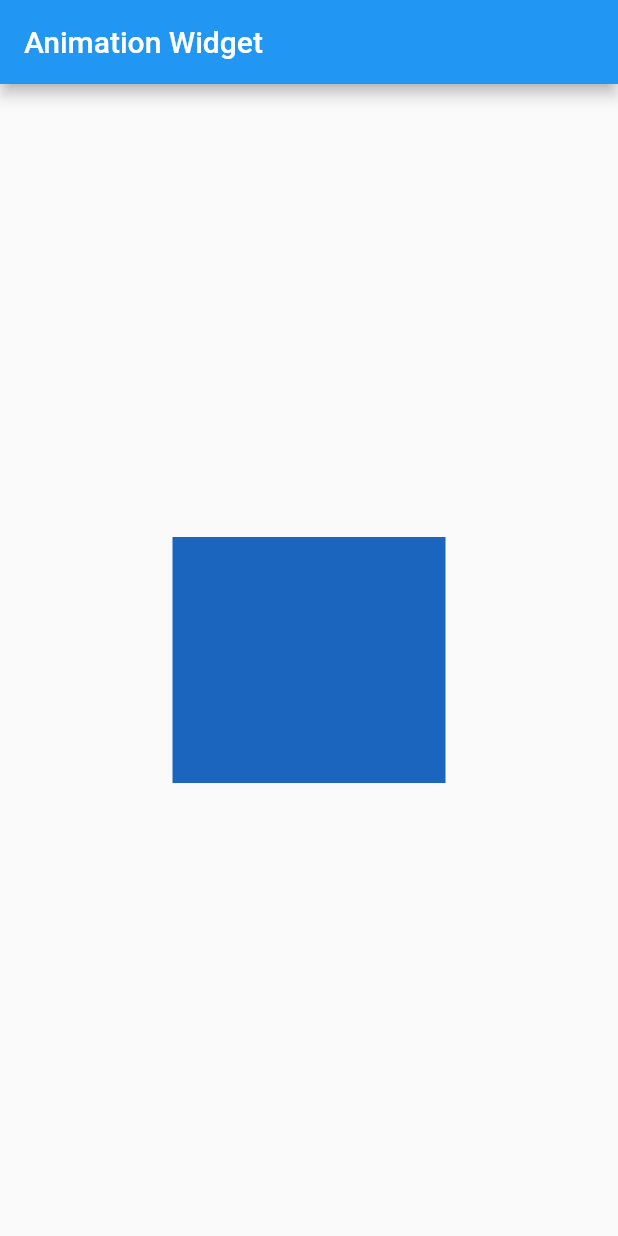
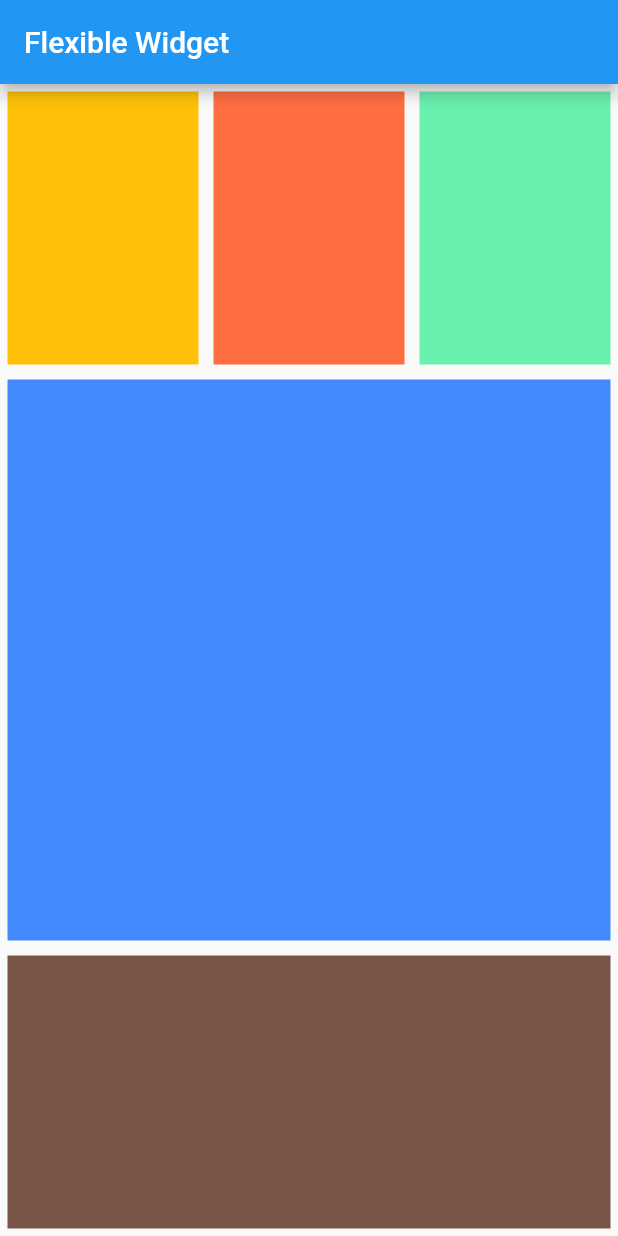
Before and after one commit to zaenury/flutter_apps, a Flutter app: the screen it shows after launch, on a phone screen of 412 x 824 dp. Run offline on Flutter 3.47's test engine with Material 2 defaults, Android fonts, the phone set to English and light mode, and no system bars.

Commit message:
flexible widget

```diff
--- a/lib/main.dart
+++ b/lib/main.dart
@@ -3,7 +3,66 @@ import 'dart:math';
 import 'package:flutter/material.dart';
 
 void main() {
-  runApp(new AnimationOnContainer());
+  runApp(new FlexibleWidgetApp());
+}
+
+class FlexibleWidgetApp extends StatelessWidget {
+  @override
+  Widget build(BuildContext context) {
+    return MaterialApp(
+      home: Scaffold(
+        appBar: AppBar(
+          title: Text("Flexible Widget"),
+        ),
+        body: Column(
+          children: <Widget>[
+            Flexible(
+              flex: 1,
+              child: Row(
+                children: <Widget>[
+                  Flexible(
+                    flex: 1,
+                    child: Container(
+                      color: Colors.amber,
+                      margin: EdgeInsets.all(5),
+                    ),
+                  ),
+                  Flexible(
+                    flex: 1,
+                    child: Container(
+                      color: Colors.deepOrangeAccent,
+                      margin: EdgeInsets.all(5),
+                    ),
+                  ),
+                  Flexible(
+                    flex: 1,
+                    child: Container(
+                      color: Colors.greenAccent,
+                      margin: EdgeInsets.all(5),
+                    ),
+                  ),
+                ],
+              ),
+            ),
+            Flexible(
+              flex: 2,
+              child: Container(
+                color: Colors.blueAccent,
+                margin: EdgeInsets.all(5),
+              ),
+            ),
+            Flexible(
+              flex: 1,
+              child: Container(
+                color: Colors.brown,
+                margin: EdgeInsets.all(5),
+              ),
+            )
+          ],
+        ),
+      ),
+    );
+  }
 }
 
 class AnimationOnContainer extends StatefulWidget {
```
